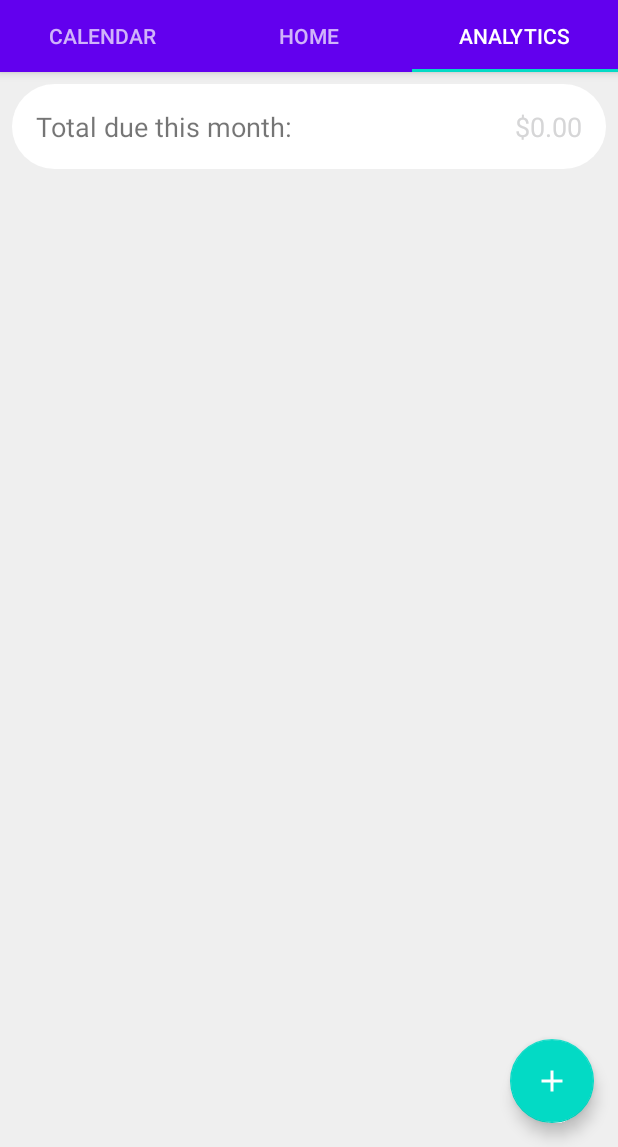
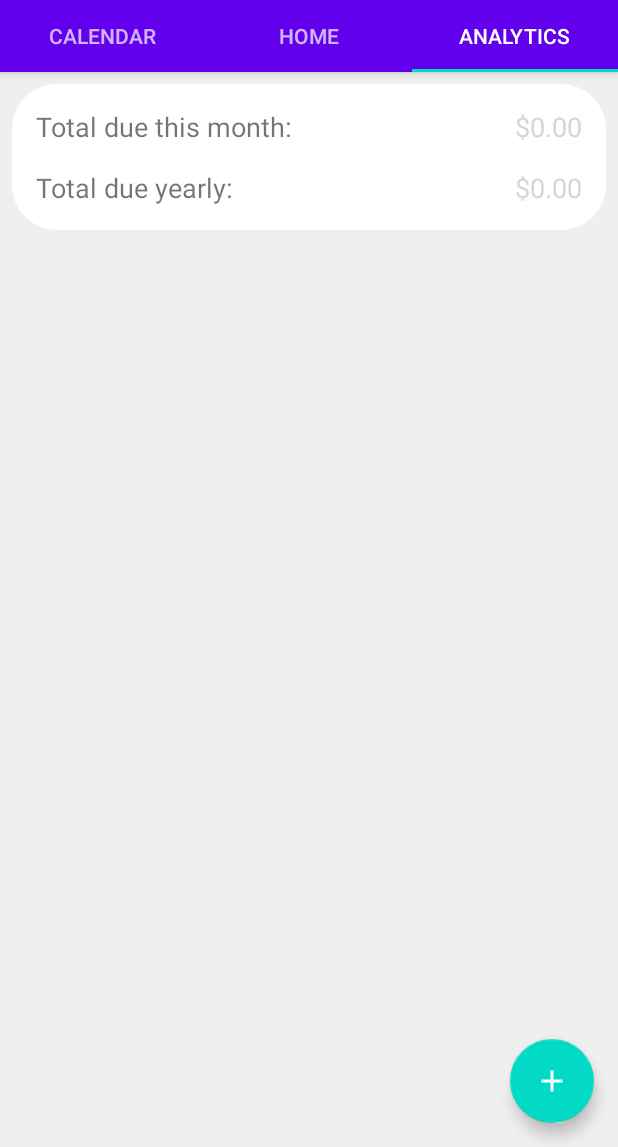
Before and after one commit to mpagliaro98/my-subscriptions, an Android app: the screen it shows after launch (MainActivity), tab 3 chosen, on a phone screen of 412 x 824 dp, the part 89-1236 px from its top. Run offline under Robolectric (Android 15) with nearby library versions, the phone set to English and light mode, and no system bars; 1 statement that could not run was skipped.

Commit message:
Set the groundwork for the analytic for total due yearly.

```diff
--- a/app/src/main/java/com/mpagliaro98/mysubscriptions/ui/tabs/FragmentAnalytics.java
+++ b/app/src/main/java/com/mpagliaro98/mysubscriptions/ui/tabs/FragmentAnalytics.java
@@ -93,6 +93,11 @@ public class FragmentAnalytics extends Fragment implements SavedStateCompatible
         double totalDueThisMonth = calculateTotalThisMonth(model);
         TextView textDueThisMonth = root.findViewById(R.id.analytics_data_thismonth);
         textDueThisMonth.setText(String.format(Locale.US, getString(R.string.cost_format), totalDueThisMonth));
+
+        // Calculate the total due yearly
+        double totalDueYearly = calculateTotalDueYearly(model);
+        TextView textDueYearly = root.findViewById(R.id.analytics_data_yearly);
+        textDueYearly.setText(String.format(Locale.US, getString(R.string.cost_format), totalDueYearly));
     }
 
     /**
@@ -114,4 +119,14 @@ public class FragmentAnalytics extends Fragment implements SavedStateCompatible
         }
         return totalDueThisMonth;
     }
+
+    /**
+     * Calculates the analytic for total amount due per year, which also finds the yearly
+     * total for subscriptions that aren't explicitly yearly.
+     * @param model the model containing all subscription data
+     * @return the total dollar amount due yearly as a double
+     */
+    private double calculateTotalDueYearly(SharedViewModel model) {
+        return 0;
+    }
 }
--- a/app/src/main/res/layout/fragment_analytics_tab.xml
+++ b/app/src/main/res/layout/fragment_analytics_tab.xml
@@ -41,10 +41,8 @@
                     android:layout_marginStart="16dp"
                     android:layout_marginLeft="16dp"
                     android:layout_marginTop="16dp"
-                    android:layout_marginBottom="16dp"
                     android:text="@string/analytics_thismonth"
                     android:textSize="18sp"
-                    app:layout_constraintBottom_toBottomOf="parent"
                     app:layout_constraintStart_toStartOf="parent"
                     app:layout_constraintTop_toTopOf="parent" />
 
@@ -56,13 +54,42 @@
                     android:layout_marginLeft="16dp"
                     android:layout_marginEnd="16dp"
                     android:layout_marginRight="16dp"
-                    android:gravity="right"
+                    android:gravity="end"
                     android:textColor="@color/solid_black"
                     android:textSize="18sp"
                     app:layout_constraintEnd_toEndOf="parent"
                     app:layout_constraintStart_toEndOf="@+id/analytics_text_thismonth"
                     app:layout_constraintTop_toTopOf="@+id/analytics_text_thismonth" />
 
+                <TextView
+                    android:id="@+id/analytics_text_yearly"
+                    android:layout_width="0dp"
+                    android:layout_height="wrap_content"
+                    android:layout_marginStart="16dp"
+                    android:layout_marginLeft="16dp"
+                    android:layout_marginTop="16dp"
+                    android:layout_marginBottom="16dp"
+                    android:text="@string/analytics_yearly"
+                    android:textSize="18sp"
+                    app:layout_constraintBottom_toBottomOf="parent"
+                    app:layout_constraintStart_toStartOf="parent"
+                    app:layout_constraintTop_toBottomOf="@+id/analytics_text_thismonth" />
+
+                <TextView
+                    android:id="@+id/analytics_data_yearly"
+                    android:layout_width="0dp"
+                    android:layout_height="wrap_content"
+                    android:layout_marginStart="16dp"
+                    android:layout_marginLeft="16dp"
+                    android:layout_marginEnd="16dp"
+                    android:layout_marginRight="16dp"
+                    android:gravity="end"
+                    android:textColor="@color/solid_black"
+                    android:textSize="18sp"
+                    app:layout_constraintEnd_toEndOf="parent"
+                    app:layout_constraintStart_toEndOf="@+id/analytics_text_yearly"
+                    app:layout_constraintTop_toTopOf="@+id/analytics_text_yearly" />
+
             </androidx.constraintlayout.widget.ConstraintLayout>
         </androidx.constraintlayout.widget.ConstraintLayout>
     </ScrollView>
--- a/app/src/main/res/values/strings.xml
+++ b/app/src/main/res/values/strings.xml
@@ -68,6 +68,7 @@
 
     <!-- Analytics tab strings -->
     <string name="analytics_thismonth">Total due this month:</string>
+    <string name="analytics_yearly">Total due yearly:</string>
 
     <!-- Notification strings -->
     <string name="notification_channel_name">Subscription Notifications</string>
```
